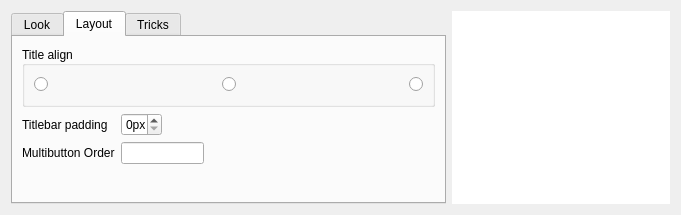
Before: the Qt Designer form kwin/configdialog.ui in deiv/bespin-pkg, drawn with Qt 5.
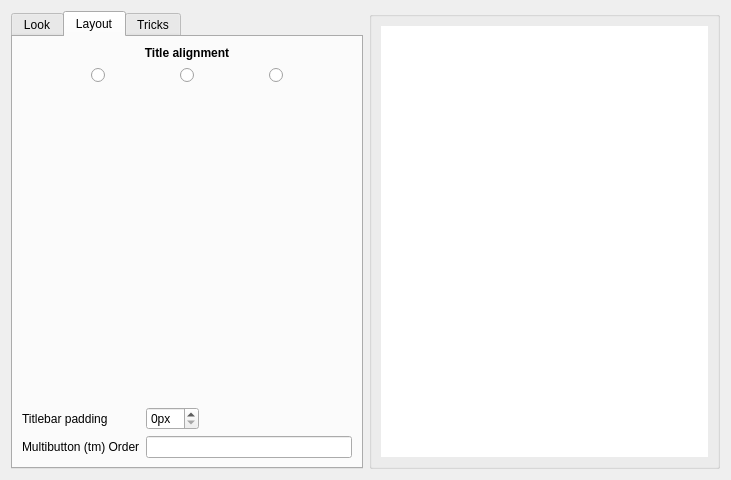
After: the same form once the commit is applied. The open tabs and pages were chosen to show the change.

Diff of the .ui file:
```diff
--- a/kwin/configdialog.ui
+++ b/kwin/configdialog.ui
@@ -6,26 +6,19 @@
    <rect>
     <x>0</x>
     <y>0</y>
-    <width>681</width>
-    <height>213</height>
+    <width>731</width>
+    <height>480</height>
    </rect>
   </property>
   <property name="windowTitle">
    <string>Bespin KWin Client Config</string>
   </property>
   <layout class="QGridLayout" name="gridLayout_7">
-   <item row="0" column="1">
-    <widget class="QTextBrowser" name="onlinehelp">
-     <property name="frameShape">
-      <enum>QFrame::NoFrame</enum>
-     </property>
-     <property name="lineWidth">
-      <number>0</number>
-     </property>
-    </widget>
-   </item>
    <item row="0" column="0">
     <widget class="QTabWidget" name="tabWidget">
+     <property name="tabPosition">
+      <enum>QTabWidget::North</enum>
+     </property>
      <property name="currentIndex">
       <number>0</number>
      </property>
@@ -34,23 +27,36 @@
        <string>Look</string>
       </attribute>
       <layout class="QGridLayout" name="gridLayout_5">
-       <item row="0" column="0">
-        <widget class="QGroupBox" name="groupBox">
+       <item row="4" column="0" rowspan="3" colspan="2">
+        <widget class="QGroupBox" name="groupBox_4">
          <property name="title">
-          <string>Active window</string>
+          <string>Titlebar gradients</string>
          </property>
          <property name="flat">
-          <bool>false</bool>
+          <bool>true</bool>
          </property>
          <layout class="QGridLayout" name="gridLayout_2">
-          <item row="0" column="0">
-           <widget class="QLabel" name="label_6">
+          <item row="1" column="0">
+           <widget class="QLabel" name="label_2">
+            <property name="font">
+             <font>
+              <weight>75</weight>
+              <bold>true</bold>
+             </font>
+            </property>
             <property name="text">
-             <string>Base gradient</string>
+             <string>Active</string>
             </property>
            </widget>
           </item>
-          <item row="0" column="1">
+          <item row="1" column="1">
+           <widget class="QLabel" name="label_8">
+            <property name="text">
+             <string>Base</string>
+            </property>
+           </widget>
+          </item>
+          <item row="1" column="2">
            <widget class="QComboBox" name="actGrad">
             <item>
              <property name="text">
@@ -94,14 +100,14 @@
             </item>
            </widget>
           </item>
-          <item row="1" column="0">
+          <item row="1" column="3">
            <widget class="QLabel" name="label_7">
             <property name="text">
-             <string>Deco gradient</string>
+             <string>Deco</string>
             </property>
            </widget>
           </item>
-          <item row="1" column="1">
+          <item row="1" column="4">
            <widget class="QComboBox" name="actGrad2">
             <property name="sizePolicy">
              <sizepolicy hsizetype="Preferred" vsizetype="Fixed">
@@ -131,23 +137,27 @@
             </item>
            </widget>
           </item>
-         </layout>
-        </widget>
-       </item>
-       <item row="0" column="1">
-        <widget class="QGroupBox" name="groupBox_2">
-         <property name="title">
-          <string>Inactive window</string>
-         </property>
-         <layout class="QGridLayout" name="gridLayout_4">
-          <item row="0" column="0">
-           <widget class="QLabel" name="label_8">
+          <item row="2" column="0">
+           <widget class="QLabel" name="label_10">
+            <property name="font">
+             <font>
+              <weight>75</weight>
+              <bold>true</bold>
+             </font>
+            </property>
+            <property name="text">
+             <string>Inactive</string>
+            </property>
+           </widget>
+          </item>
+          <item row="2" column="1">
+           <widget class="QLabel" name="label_6">
             <property name="text">
-             <string>Base gradient</string>
+             <string>Base</string>
             </property>
            </widget>
           </item>
-          <item row="0" column="1">
+          <item row="2" column="2">
            <widget class="QComboBox" name="inactGrad">
             <item>
              <property name="text">
@@ -191,14 +201,14 @@
             </item>
            </widget>
           </item>
-          <item row="1" column="0">
+          <item row="2" column="3">
            <widget class="QLabel" name="label_9">
             <property name="text">
-             <string>Deco gradient</string>
+             <string>Deco</string>
             </property>
            </widget>
           </item>
-          <item row="1" column="1">
+          <item row="2" column="4">
            <widget class="QComboBox" name="inactGrad2">
             <property name="sizePolicy">
              <sizepolicy hsizetype="Preferred" vsizetype="Fixed">
@@ -228,19 +238,30 @@
             </item>
            </widget>
           </item>
-         </layout>
-        </widget>
-       </item>
-       <item row="1" column="0">
+          <item row="3" column="0" colspan="5">
         <widget class="QCheckBox" name="forceUserColors">
          <property name="text">
-          <string>Ignore style color hints</string>
+             <string>Ignore style hints and apply above to all windows</string>
          </property>
         </widget>
        </item>
-       <item row="2" column="0" colspan="2">
-        <layout class="QHBoxLayout" name="horizontalLayout">
-         <item>
+          <item row="4" column="2">
+           <spacer name="verticalSpacer">
+            <property name="orientation">
+             <enum>Qt::Vertical</enum>
+            </property>
+            <property name="sizeHint" stdset="0">
+             <size>
+              <width>20</width>
+              <height>10</height>
+             </size>
+            </property>
+           </spacer>
+          </item>
+         </layout>
+        </widget>
+       </item>
+       <item row="0" column="0">
           <widget class="QLabel" name="label_4">
            <property name="font">
             <font>
@@ -256,7 +277,7 @@
            </property>
           </widget>
          </item>
-         <item>
+       <item row="0" column="1">
           <widget class="QComboBox" name="slickButtons">
            <item>
             <property name="text">
@@ -275,20 +296,21 @@
            </item>
           </widget>
          </item>
-         <item>
-          <spacer name="horizontalSpacer">
+       <item row="1" column="0">
+        <spacer name="verticalSpacer_4">
            <property name="orientation">
-            <enum>Qt::Horizontal</enum>
+          <enum>Qt::Vertical</enum>
+         </property>
+         <property name="sizeType">
+          <enum>QSizePolicy::Maximum</enum>
            </property>
            <property name="sizeHint" stdset="0">
             <size>
-             <width>81</width>
-             <height>20</height>
+           <width>1</width>
+           <height>10</height>
             </size>
            </property>
           </spacer>
-         </item>
-        </layout>
        </item>
       </layout>
      </widget>
@@ -296,71 +318,20 @@
       <attribute name="title">
        <string>Layout</string>
       </attribute>
-      <layout class="QGridLayout" name="gridLayout_6">
-       <item row="0" column="0" colspan="4">
-        <widget class="QGroupBox" name="groupBox_3">
-         <property name="title">
-          <string>Title align</string>
-         </property>
-         <property name="alignment">
-          <set>Qt::AlignLeading|Qt::AlignLeft|Qt::AlignVCenter</set>
-         </property>
-         <property name="flat">
-          <bool>false</bool>
-         </property>
          <layout class="QGridLayout" name="gridLayout">
-          <item row="0" column="1">
-           <widget class="QRadioButton" name="titleLeft">
-            <property name="text">
-             <string/>
-            </property>
-           </widget>
-          </item>
-          <item row="0" column="3">
-           <widget class="QRadioButton" name="titleCenter">
-            <property name="text">
-             <string/>
-            </property>
-           </widget>
-          </item>
-          <item row="0" column="5">
-           <widget class="QRadioButton" name="titleRight">
-            <property name="text">
-             <string/>
-            </property>
-           </widget>
-          </item>
-          <item row="0" column="4">
-           <spacer name="horizontalSpacer_3">
-            <property name="orientation">
-             <enum>Qt::Horizontal</enum>
-            </property>
-            <property name="sizeHint" stdset="0">
-             <size>
-              <width>40</width>
-              <height>20</height>
-             </size>
-            </property>
-           </spacer>
-          </item>
-          <item row="0" column="2">
-           <spacer name="horizontalSpacer_2">
-            <property name="orientation">
-             <enum>Qt::Horizontal</enum>
-            </property>
-            <property name="sizeHint" stdset="0">
-             <size>
-              <width>40</width>
-              <height>20</height>
-             </size>
-            </property>
-           </spacer>
-          </item>
-         </layout>
-        </widget>
-       </item>
-       <item row="1" column="0">
+       <item row="4" column="0">
+        <layout class="QFormLayout" name="formLayout">
+         <property name="formAlignment">
+          <set>Qt::AlignHCenter|Qt::AlignTop</set>
+         </property>
+         <item row="3" column="0">
         <widget class="QLabel" name="label_5">
+           <property name="font">
+            <font>
+             <weight>50</weight>
+             <bold>false</bold>
+            </font>
+           </property>
          <property name="text">
           <string>Titlebar padding</string>
          </property>
@@ -369,7 +340,7 @@
          </property>
         </widget>
        </item>
-       <item row="1" column="1">
+         <item row="3" column="1">
         <widget class="QSpinBox" name="titlePadding">
          <property name="sizePolicy">
           <sizepolicy hsizetype="Maximum" vsizetype="Fixed">
@@ -385,43 +356,118 @@
          </property>
         </widget>
        </item>
-       <item row="1" column="2" colspan="2">
-        <spacer name="horizontalSpacer_5">
-         <property name="orientation">
-          <enum>Qt::Horizontal</enum>
-         </property>
-         <property name="sizeHint" stdset="0">
-          <size>
-           <width>244</width>
-           <height>20</height>
-          </size>
-         </property>
-        </spacer>
-       </item>
-       <item row="2" column="0">
+         <item row="4" column="0">
         <widget class="QLabel" name="label_3">
+           <property name="font">
+            <font>
+             <weight>50</weight>
+             <bold>false</bold>
+            </font>
+           </property>
          <property name="text">
-          <string>Multibutton Order</string>
+            <string>Multibutton (tm) Order</string>
          </property>
         </widget>
        </item>
-       <item row="2" column="1" colspan="2">
+         <item row="4" column="1">
         <widget class="QLineEdit" name="multibutton"/>
        </item>
-       <item row="2" column="3">
+        </layout>
+       </item>
+       <item row="1" column="0">
+        <widget class="QLabel" name="label">
+         <property name="font">
+          <font>
+           <weight>75</weight>
+           <bold>true</bold>
+          </font>
+         </property>
+         <property name="text">
+          <string>Title alignment</string>
+         </property>
+         <property name="alignment">
+          <set>Qt::AlignCenter</set>
+         </property>
+        </widget>
+       </item>
+       <item row="2" column="0">
+        <layout class="QHBoxLayout" name="horizontalLayout_2">
+         <item>
+          <spacer name="horizontalSpacer">
+           <property name="orientation">
+            <enum>Qt::Horizontal</enum>
+           </property>
+           <property name="sizeHint" stdset="0">
+            <size>
+             <width>40</width>
+             <height>20</height>
+            </size>
+           </property>
+          </spacer>
+         </item>
+         <item>
+          <widget class="QRadioButton" name="titleLeft">
+           <property name="text">
+            <string/>
+           </property>
+          </widget>
+         </item>
+         <item>
+          <spacer name="horizontalSpacer_3">
+           <property name="orientation">
+            <enum>Qt::Horizontal</enum>
+           </property>
+           <property name="sizeHint" stdset="0">
+            <size>
+             <width>40</width>
+             <height>20</height>
+            </size>
+           </property>
+          </spacer>
+         </item>
+         <item>
+          <widget class="QRadioButton" name="titleCenter">
+           <property name="text">
+            <string/>
+           </property>
+          </widget>
+         </item>
+         <item>
         <spacer name="horizontalSpacer_4">
          <property name="orientation">
           <enum>Qt::Horizontal</enum>
          </property>
          <property name="sizeHint" stdset="0">
           <size>
-           <width>152</width>
+             <width>40</width>
            <height>20</height>
           </size>
          </property>
         </spacer>
        </item>
-       <item row="3" column="1">
+         <item>
+          <widget class="QRadioButton" name="titleRight">
+           <property name="text">
+            <string/>
+           </property>
+          </widget>
+         </item>
+         <item>
+          <spacer name="horizontalSpacer_2">
+           <property name="orientation">
+            <enum>Qt::Horizontal</enum>
+           </property>
+           <property name="sizeHint" stdset="0">
+            <size>
+             <width>40</width>
+             <height>20</height>
+            </size>
+           </property>
+          </spacer>
+         </item>
+        </layout>
+       </item>
+       <item row="3" column="0">
         <spacer name="verticalSpacer_2">
          <property name="orientation">
           <enum>Qt::Vertical</enum>
@@ -441,20 +487,6 @@
        <string>Tricks</string>
       </attribute>
       <layout class="QGridLayout" name="gridLayout_3">
-       <item row="0" column="0">
-        <widget class="QCheckBox" name="trimmTitle">
-         <property name="text">
-          <string>Trimm title</string>
-         </property>
-        </widget>
-       </item>
-       <item row="1" column="0">
-        <widget class="QCheckBox" name="resizeCorner">
-         <property name="text">
-          <string>Show resize grip</string>
-         </property>
-        </widget>
-       </item>
        <item row="2" column="0">
         <widget class="QCheckBox" name="inactiveButtons">
          <property name="text">
@@ -462,6 +494,20 @@
          </property>
         </widget>
        </item>
+       <item row="1" column="0">
+        <widget class="QCheckBox" name="resizeCorner">
+         <property name="text">
+          <string>Show resize grip</string>
+         </property>
+        </widget>
+       </item>
+       <item row="0" column="0">
+        <widget class="QCheckBox" name="trimmTitle">
+         <property name="text">
+          <string>Trimm title</string>
+         </property>
+        </widget>
+       </item>
        <item row="3" column="0">
         <spacer name="verticalSpacer_3">
          <property name="orientation">
@@ -479,6 +525,31 @@
      </widget>
     </widget>
    </item>
+   <item row="0" column="1">
+    <widget class="QGroupBox" name="groupBox_3">
+     <property name="title">
+      <string/>
+     </property>
+     <property name="alignment">
+      <set>Qt::AlignLeading|Qt::AlignLeft|Qt::AlignVCenter</set>
+     </property>
+     <property name="flat">
+      <bool>false</bool>
+     </property>
+     <layout class="QGridLayout" name="gridLayout_6">
+      <item row="0" column="0">
+       <widget class="QTextBrowser" name="onlinehelp">
+        <property name="frameShape">
+         <enum>QFrame::NoFrame</enum>
+        </property>
+        <property name="lineWidth">
+         <number>0</number>
+        </property>
+       </widget>
+      </item>
+     </layout>
+    </widget>
+   </item>
   </layout>
  </widget>
  <resources/>
```
Lines whose indentation alone changed are shown as unchanged.
